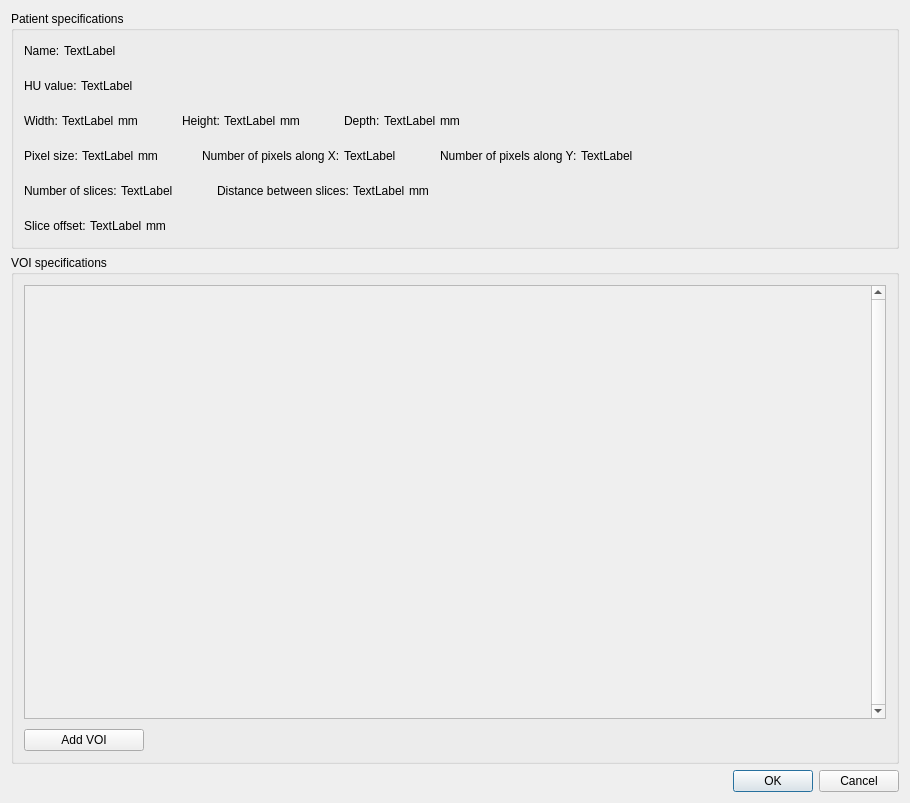
Before: the Qt Designer form pytripgui/view/add_vois.ui in pytrip/pytripgui, drawn with Qt 5.
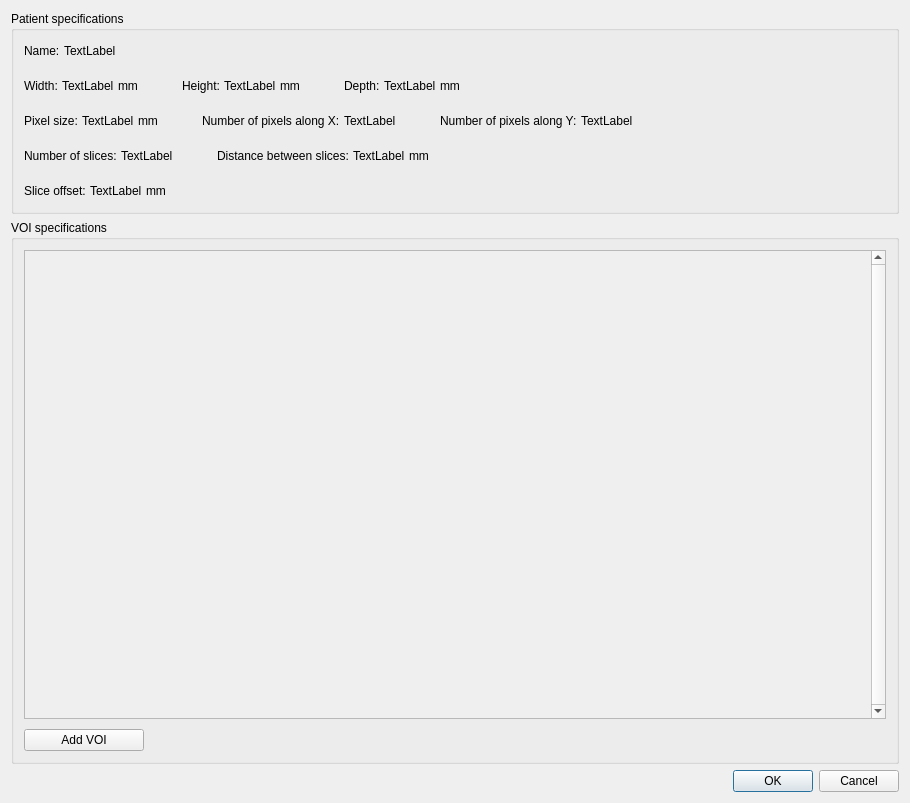
After: the same form once the commit is applied.

What changed in the file:
```diff
--- a/pytripgui/view/add_vois.ui
+++ b/pytripgui/view/add_vois.ui
@@ -108,46 +108,6 @@
         </item>
        </layout>
       </item>
-      <item>
-       <layout class="QHBoxLayout" name="horizontalLayout_9">
-        <property name="spacing">
-         <number>4</number>
-        </property>
-        <item>
-         <widget class="QLabel" name="label_17">
-          <property name="maximumSize">
-           <size>
-            <width>16777215</width>
-            <height>20</height>
-           </size>
-          </property>
-          <property name="text">
-           <string>HU value:</string>
-          </property>
-         </widget>
-        </item>
-        <item>
-         <widget class="QLabel" name="hUValue_label">
-          <property name="text">
-           <string>TextLabel</string>
-          </property>
-         </widget>
-        </item>
-        <item>
-         <spacer name="horizontalSpacer_11">
-          <property name="orientation">
-           <enum>Qt::Horizontal</enum>
-          </property>
-          <property name="sizeHint" stdset="0">
-           <size>
-            <width>0</width>
-            <height>20</height>
-           </size>
-          </property>
-         </spacer>
-        </item>
-       </layout>
-      </item>
       <item>
        <layout class="QHBoxLayout" name="horizontalLayout_11">
         <property name="spacing">
@@ -613,7 +573,7 @@
            <x>0</x>
            <y>0</y>
            <width>843</width>
-           <height>414</height>
+           <height>451</height>
           </rect>
          </property>
          <layout class="QVBoxLayout" name="verticalLayout_6">
```
